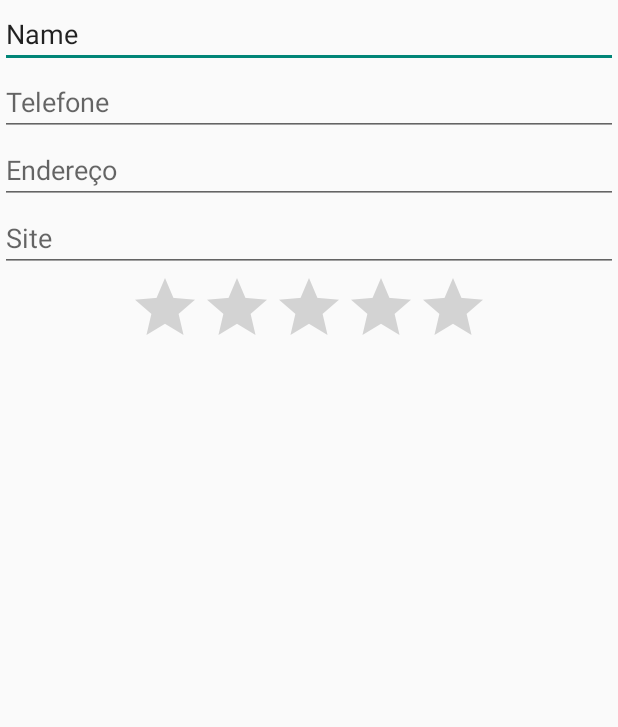
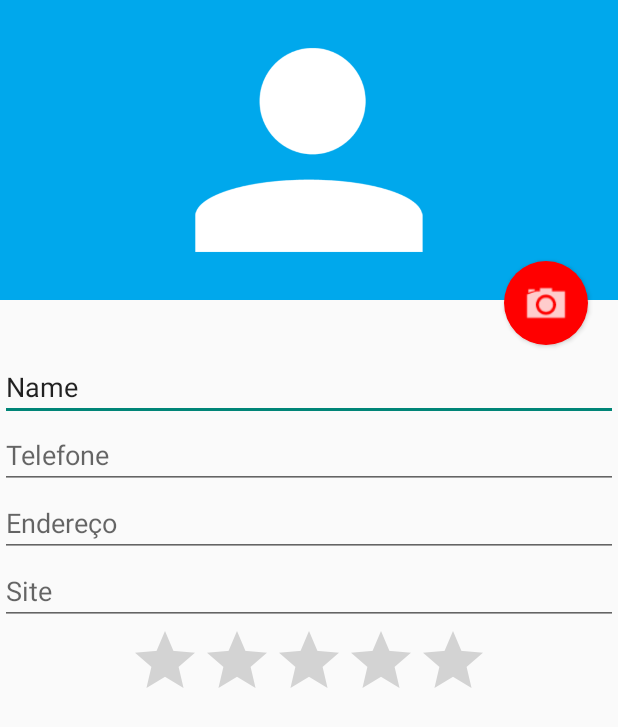
Before and after one commit to michaelss/cadastro-android, an Android app: the layout activity_formulario.xml on its own in the app's theme, with its tools: preview values and no code run, on a phone screen of 412 x 824 dp. Shown: the top 727 px of the screen. Run offline under Robolectric (Android 15) with nearby library versions, the phone set to English and light mode, and no system bars.

Commit message:
Exercício 7.4. Capturando fotos para os alunos. Ainda sem salvar as fotos no SQLite.

```diff
--- a/app/src/main/AndroidManifest.xml
+++ b/app/src/main/AndroidManifest.xml
@@ -22,5 +22,6 @@
     </application>
     <uses-permission android:name="android.permission.CALL_PHONE" />
     <uses-permission android:name="android.permission.INTERNET"/>
+    <uses-permission android:name="android.permission.WRITE_EXTERNAL_STORAGE"/>
 
 </manifest>
--- a/app/src/main/java/br/com/caelum/cadastro/dao/AlunoDAO.java
+++ b/app/src/main/java/br/com/caelum/cadastro/dao/AlunoDAO.java
@@ -23,7 +23,6 @@
 
     public AlunoDAO(Context context) {
         super(context, NOME_BD, null, VERSAO);
-
     }
 
     @Override
@@ -90,7 +89,8 @@
                 aluno.setEndereco(cursor.getString(cursor.getColumnIndex("endereco")));
                 aluno.setTelefone(cursor.getString(cursor.getColumnIndex("telefone")));
                 aluno.setSite(cursor.getString(cursor.getColumnIndex("site")));
-                aluno.setNota(cursor.getDouble(cursor.getColumnIndex("nota")));
+                aluno.setNota(cursor.getDouble(
+                        cursor.getColumnIndex("nota")));
 
                 alunos.add(aluno);
             }
--- /dev/null
+++ b/app/src/main/res/drawable/formulario_foto_button.xml
@@ -0,0 +1,15 @@
+<?xml version="1.0" encoding="utf-8"?>
+<layer-list xmlns:android="http://schemas.android.com/apk/res/android">
+
+    <item>
+        <shape android:shape="oval">
+            <solid android:color="#FF0000" />
+            <padding android:bottom="10dp"
+                android:left="10dp"
+                android:right="10dp"
+                android:top="10dp" />
+        </shape>
+    </item>
+    <item android:drawable="@drawable/ic_camera" />
+
+</layer-list>
--- a/app/src/main/res/layout/activity_formulario.xml
+++ b/app/src/main/res/layout/activity_formulario.xml
@@ -8,6 +8,34 @@
         android:layout_height="match_parent"
         tools:context="br.com.caelum.cadastro.FormularioActivity"
         android:orientation="vertical">
+
+        <RelativeLayout
+            android:layout_width="wrap_content"
+            android:layout_height="235dp">
+
+            <ImageView
+                android:id="@+id/formulario_foto"
+                android:layout_width="match_parent"
+                android:layout_height="200dp"
+                android:background="#00A8EC"
+                android:src="@drawable/person" />
+
+            <Button
+                android:id="@+id/formulario_foto_button"
+                android:layout_width="56dp"
+                android:layout_height="56dp"
+                android:layout_alignParentBottom="true"
+                android:layout_alignParentRight="true"
+                android:layout_marginBottom="5dp"
+                android:layout_marginRight="20dp"
+                android:background="@drawable/formulario_foto_button"
+                android:elevation="5dp"
+                android:gravity="center"
+                android:textColor="#FFFFFF"
+                android:textSize="20sp" />
+
+
+        </RelativeLayout>
 
         <EditText
             android:id="@+id/formulario_name"
```
Also changed, not shown: app/src/main/java/br/com/caelum/cadastro/FormularioActivity.java (+36 -0 lines), app/src/main/java/br/com/caelum/cadastro/FormularioHelper.java (+20 -0 lines).
